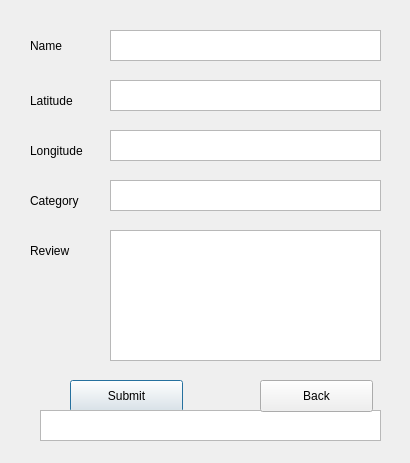
rhythm-patel/eRaahi, file Restaurant/RegisterForm.ui: the form before one commit.
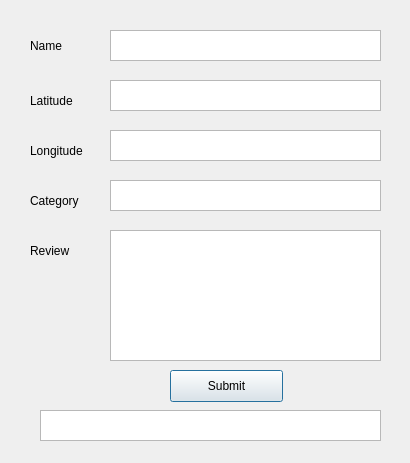
The form after the commit.

Patch:
```diff
--- a/Restaurant/RegisterForm.ui
+++ b/Restaurant/RegisterForm.ui
@@ -16,8 +16,8 @@
   <widget class="QPushButton" name="Submit">
    <property name="geometry">
     <rect>
-     <x>70</x>
-     <y>380</y>
+     <x>170</x>
+     <y>370</y>
      <width>113</width>
      <height>32</height>
     </rect>
@@ -151,19 +151,6 @@
     </rect>
    </property>
   </widget>
-  <widget class="QPushButton" name="Back">
-   <property name="geometry">
-    <rect>
-     <x>260</x>
-     <y>380</y>
-     <width>113</width>
-     <height>32</height>
-    </rect>
-   </property>
-   <property name="text">
-    <string>Back</string>
-   </property>
-  </widget>
  </widget>
  <resources/>
  <connections/>
```
